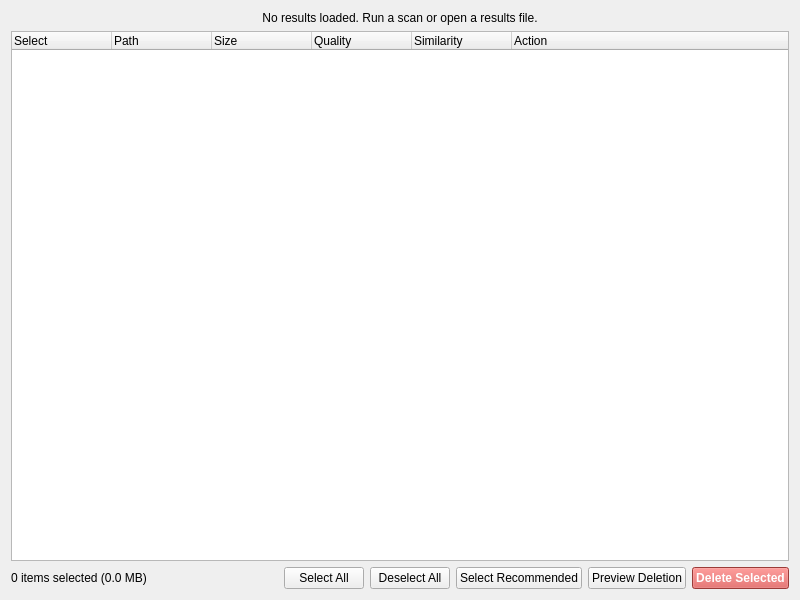
Above: src/duperscooper_gui/ui/results_widget.ui from ohtostado/duperscooper before the change. Below: the same form after it.
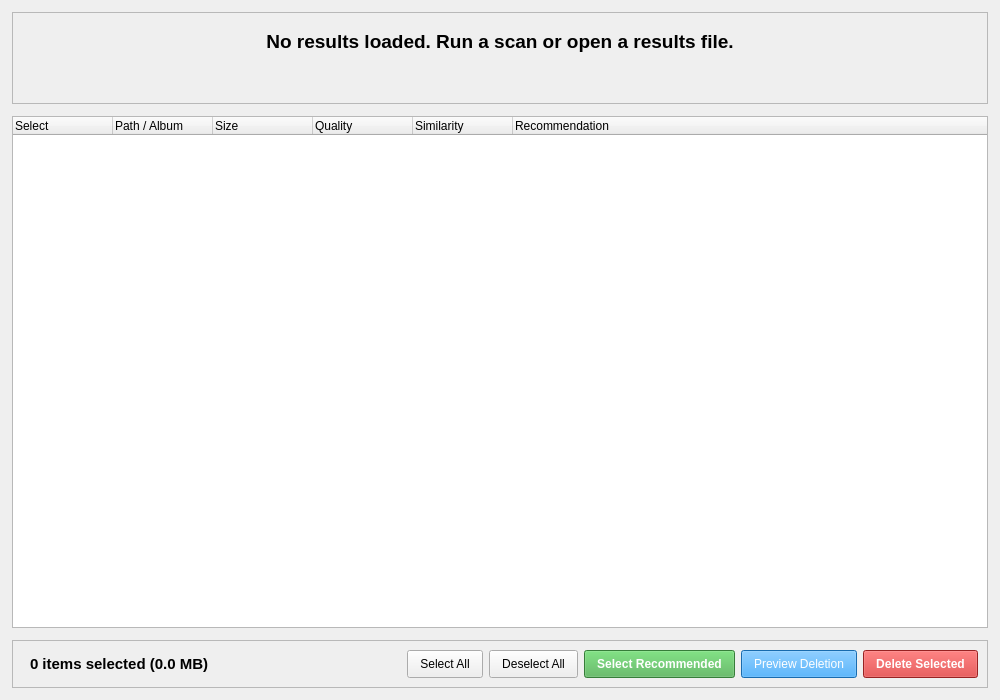
That is the form after the change.

Commit message: feat: enhance results viewer with visual improvements

The edit to the form file:
```diff
--- a/src/duperscooper_gui/ui/results_widget.ui
+++ b/src/duperscooper_gui/ui/results_widget.ui
@@ -6,11 +6,38 @@
    <rect>
     <x>0</x>
     <y>0</y>
-    <width>800</width>
-    <height>600</height>
+    <width>1000</width>
+    <height>700</height>
    </rect>
   </property>
   <layout class="QVBoxLayout" name="verticalLayout">
+   <property name="spacing">
+    <number>12</number>
+   </property>
+   <property name="leftMargin">
+    <number>12</number>
+   </property>
+   <property name="topMargin">
+    <number>12</number>
+   </property>
+   <property name="rightMargin">
+    <number>12</number>
+   </property>
+   <property name="bottomMargin">
+    <number>12</number>
+   </property>
+   <item>
+    <widget class="QFrame" name="summaryFrame">
+     <property name="frameShape">
+      <enum>QFrame::StyledPanel</enum>
+     </property>
+     <property name="frameShadow">
+      <enum>QFrame::Raised</enum>
+     </property>
+     <layout class="QVBoxLayout" name="summaryLayout">
+      <property name="spacing">
+       <number>8</number>
+      </property>
    <item>
     <widget class="QLabel" name="summaryLabel">
      <property name="text">
@@ -19,13 +46,55 @@
      <property name="alignment">
       <set>Qt::AlignCenter</set>
      </property>
+        <property name="styleSheet">
+         <string notr="true">font-size: 14pt; font-weight: bold; padding: 8px;</string>
+        </property>
+       </widget>
+      </item>
+      <item>
+       <widget class="QLabel" name="statsLabel">
+        <property name="text">
+         <string/>
+        </property>
+        <property name="alignment">
+         <set>Qt::AlignCenter</set>
+        </property>
+        <property name="styleSheet">
+         <string notr="true">font-size: 11pt; color: #666; padding: 4px;</string>
+        </property>
+       </widget>
+      </item>
+     </layout>
     </widget>
    </item>
    <item>
     <widget class="QTreeWidget" name="resultsTree">
+     <property name="alternatingRowColors">
+      <bool>true</bool>
+     </property>
+     <property name="selectionMode">
+      <enum>QAbstractItemView::ExtendedSelection</enum>
+     </property>
+     <property name="indentation">
+      <number>20</number>
+     </property>
+     <property name="uniformRowHeights">
+      <bool>false</bool>
+     </property>
+     <property name="itemsExpandable">
+      <bool>true</bool>
+     </property>
+     <property name="sortingEnabled">
+      <bool>false</bool>
+     </property>
      <property name="columnCount">
       <number>6</number>
      </property>
+     <property name="styleSheet">
+      <string notr="true">QTreeWidget::item { padding: 5px; }
+QTreeWidget::item:hover { background-color: #e3f2fd; }
+QTreeWidget::item:selected { background-color: #2196f3; color: white; }</string>
+     </property>
      <column>
       <property name="text">
        <string>Select</string>
@@ -33,7 +102,7 @@
      </column>
      <column>
       <property name="text">
-       <string>Path</string>
+       <string>Path / Album</string>
       </property>
      </column>
      <column>
@@ -53,18 +122,28 @@
      </column>
      <column>
       <property name="text">
-       <string>Action</string>
+       <string>Recommendation</string>
       </property>
      </column>
     </widget>
    </item>
    <item>
+    <widget class="QFrame" name="actionsFrame">
+     <property name="frameShape">
+      <enum>QFrame::StyledPanel</enum>
+     </property>
+     <property name="frameShadow">
+      <enum>QFrame::Raised</enum>
+     </property>
     <layout class="QHBoxLayout" name="actionsLayout">
      <item>
       <widget class="QLabel" name="selectionLabel">
        <property name="text">
         <string>0 items selected (0.0 MB)</string>
        </property>
+        <property name="styleSheet">
+         <string notr="true">font-size: 11pt; font-weight: bold; padding: 4px;</string>
+        </property>
       </widget>
      </item>
      <item>
@@ -85,6 +164,9 @@
        <property name="text">
         <string>Select All</string>
        </property>
+        <property name="styleSheet">
+         <string notr="true">padding: 6px 12px;</string>
+        </property>
       </widget>
      </item>
      <item>
@@ -92,6 +174,9 @@
        <property name="text">
         <string>Deselect All</string>
        </property>
+        <property name="styleSheet">
+         <string notr="true">padding: 6px 12px;</string>
+        </property>
       </widget>
      </item>
      <item>
@@ -99,6 +184,9 @@
        <property name="text">
         <string>Select Recommended</string>
        </property>
+        <property name="styleSheet">
+         <string notr="true">background-color: #4caf50; color: white; font-weight: bold; padding: 6px 12px;</string>
+        </property>
       </widget>
      </item>
      <item>
@@ -106,6 +194,9 @@
        <property name="text">
         <string>Preview Deletion</string>
        </property>
+        <property name="styleSheet">
+         <string notr="true">background-color: #2196f3; color: white; padding: 6px 12px;</string>
+        </property>
       </widget>
      </item>
      <item>
@@ -114,11 +205,12 @@
         <string>Delete Selected</string>
        </property>
        <property name="styleSheet">
-        <string notr="true">background-color: #d9534f; color: white; font-weight: bold;</string>
+         <string notr="true">background-color: #d32f2f; color: white; font-weight: bold; padding: 6px 12px;</string>
        </property>
       </widget>
      </item>
     </layout>
+    </widget>
    </item>
   </layout>
  </widget>
```
Lines whose indentation alone changed are shown as unchanged. The commit also changes 1 other file.
